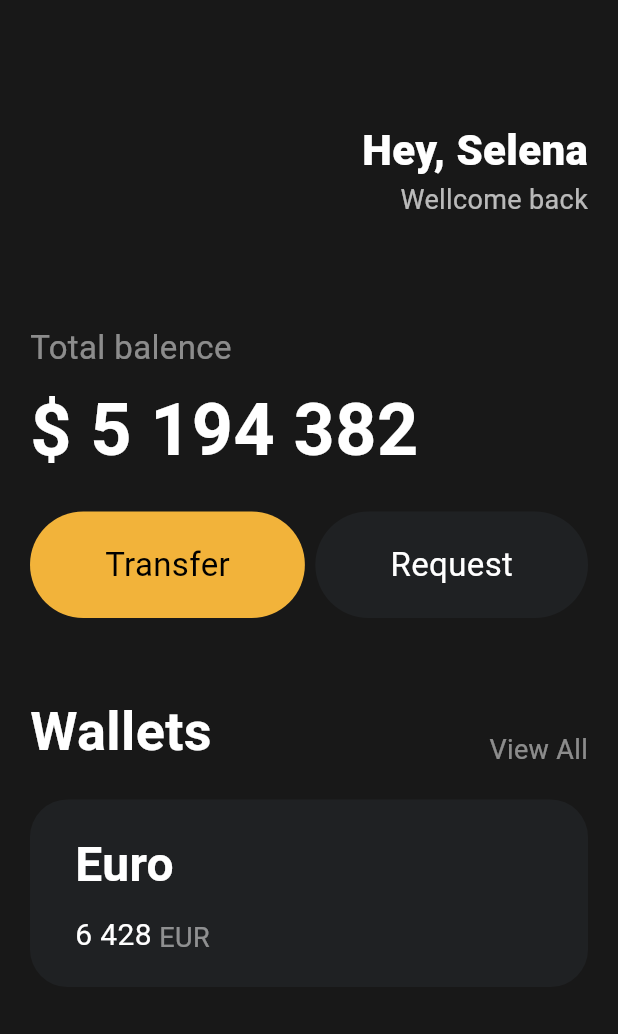
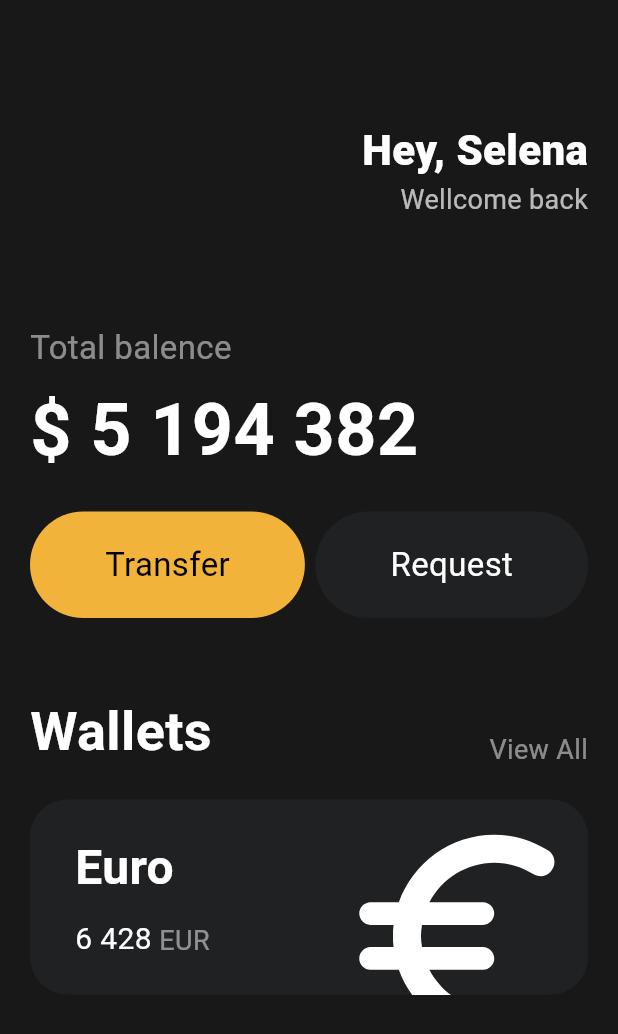
Before and after one commit to Alpaca92/IAL, a Flutter app: the screen it shows after launch, on a phone screen of 412 x 824 dp. Shown: the top 1034 px of the screen. Run offline on Flutter 3.47's test engine with Material 3 defaults, Android fonts, the phone set to English and light mode, and no system bars.

Commit message:
#3.7 Icons and Transforms

```diff
--- a/toonflix/lib/main.dart
+++ b/toonflix/lib/main.dart
@@ -113,6 +113,7 @@ class App extends StatelessWidget {
                 height: 20,
               ),
               Container(
+                clipBehavior: Clip.hardEdge,
                 decoration: BoxDecoration(
                   color: Color(0xff1f2123),
                   borderRadius: BorderRadius.circular(25),
@@ -123,6 +124,7 @@ class App extends StatelessWidget {
                     horizontal: 30,
                   ),
                   child: Row(
+                    mainAxisAlignment: MainAxisAlignment.spaceBetween,
                     children: [
                       Column(
                         crossAxisAlignment: CrossAxisAlignment.start,
@@ -162,6 +164,17 @@ class App extends StatelessWidget {
                           ),
                         ],
                       ),
+                      Transform.scale(
+                        scale: 2,
+                        child: Transform.translate(
+                          offset: Offset(-5, 13),
+                          child: const Icon(
+                            Icons.euro_symbol_rounded,
+                            color: Colors.white,
+                            size: 90,
+                          ),
+                        ),
+                      ),
                     ],
                   ),
                 ),
```
